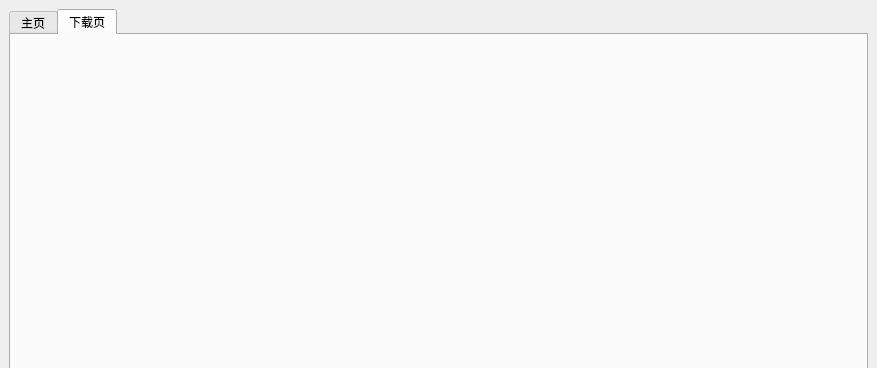
The window that mainwindow.ui (02xmysummer/Tiktok-Down) describes before a commit, drawn with Qt 5; both pictures show x 0 to 877 and y 0 to 368 of the 877 by 602 pixel window.
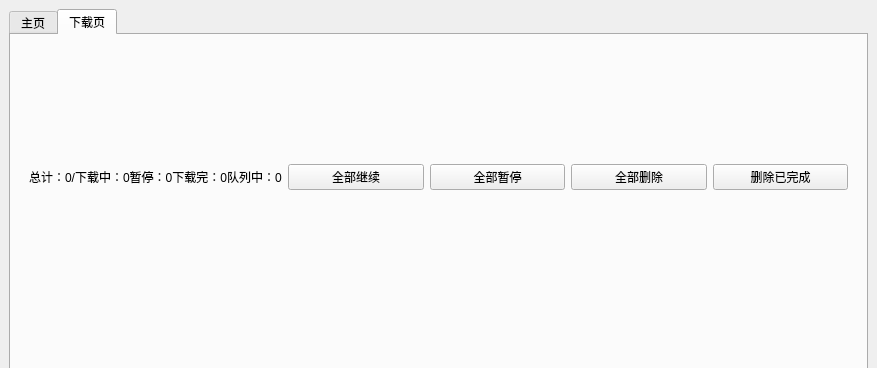
The same window after the commit. The open tabs and pages were chosen to show the change. Icons and pictures are not drawn.

What changed in the file:
```diff
--- a/mainwindow.ui
+++ b/mainwindow.ui
@@ -70,6 +70,52 @@
        <attribute name="title">
         <string>下载页</string>
        </attribute>
+       <layout class="QVBoxLayout" name="verticalLayout_2">
+        <item>
+         <widget class="QWidget" name="widget_2" native="true">
+          <layout class="QHBoxLayout" name="horizontalLayout_3">
+           <item>
+            <widget class="QLabel" name="label">
+             <property name="text">
+              <string>总计：0/下载中：0暂停：0下载完：0队列中：0</string>
+             </property>
+            </widget>
+           </item>
+           <item>
+            <widget class="QPushButton" name="pushButton">
+             <property name="text">
+              <string>全部继续</string>
+             </property>
+            </widget>
+           </item>
+           <item>
+            <widget class="QPushButton" name="pushButton_2">
+             <property name="text">
+              <string>全部暂停</string>
+             </property>
+            </widget>
+           </item>
+           <item>
+            <widget class="QPushButton" name="pushButton_3">
+             <property name="text">
+              <string>全部删除</string>
+             </property>
+            </widget>
+           </item>
+           <item>
+            <widget class="QPushButton" name="pushButton_4">
+             <property name="text">
+              <string>删除已完成</string>
+             </property>
+            </widget>
+           </item>
+          </layout>
+         </widget>
+        </item>
+        <item>
+         <widget class="QWidget" name="widget_3" native="true"/>
+        </item>
+       </layout>
       </widget>
      </widget>
     </item>
```
Left out of the diff: 2 changed lines with no effect on the pictures.
